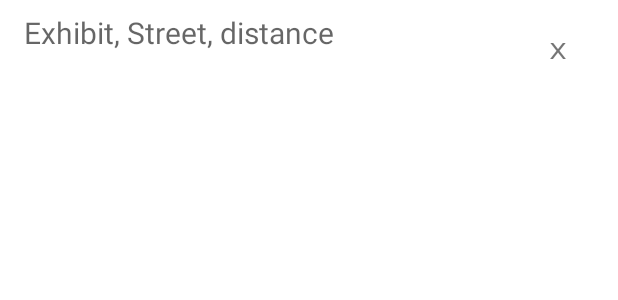
After one commit to CSE-110-Spring-2022/zooseeker-cse-110-team-48, an Android app: the layout planning_list_item.xml on its own in the app's theme, with its tools: preview values and no code run, on a phone screen of 412 x 824 dp. The commit adds this screen. Shown: the top 300 px of the screen. Run offline under Robolectric (Android 15) with nearby library versions, the phone set to English and light mode, and no system bars.

Commit message:
Planning List UI 1

```diff
--- a/app/src/main/AndroidManifest.xml
+++ b/app/src/main/AndroidManifest.xml
@@ -10,6 +10,9 @@
         android:supportsRtl="true"
         android:theme="@style/Theme.ZooSeeker">
         <activity
+            android:name=".PlanningListActivity"
+            android:exported="false" />
+        <activity
             android:name=".MainActivity"
             android:exported="true">
             <intent-filter>
--- /dev/null
+++ b/app/src/main/res/layout/planning_list_item.xml
@@ -0,0 +1,35 @@
+<?xml version="1.0" encoding="utf-8"?>
+<androidx.constraintlayout.widget.ConstraintLayout xmlns:android="http://schemas.android.com/apk/res/android"
+    xmlns:app="http://schemas.android.com/apk/res-auto"
+    xmlns:tools="http://schemas.android.com/tools"
+    android:layout_width="match_parent"
+    android:layout_height="64dp">
+
+    <TextView
+        android:id="@+id/list_item_text"
+        android:layout_width="0dp"
+        android:layout_height="48dp"
+        android:layout_marginStart="16dp"
+        android:hint="@string/planned_exhibit_text"
+        android:maxLines="1"
+        android:textSize="20sp"
+        app:layout_constraintBottom_toBottomOf="parent"
+        app:layout_constraintEnd_toStartOf="@+id/delete_button"
+        app:layout_constraintStart_toStartOf="parent"
+        app:layout_constraintTop_toTopOf="parent" />
+
+    <TextView
+        android:id="@+id/delete_button"
+        android:layout_width="48dp"
+        android:layout_height="48dp"
+        android:layout_marginEnd="16dp"
+        android:clickable="true"
+        android:fontFamily="monospace"
+        android:gravity="center"
+        android:text="@string/list_delete_x"
+        android:textSize="20sp"
+        app:layout_constraintBottom_toBottomOf="parent"
+        app:layout_constraintEnd_toEndOf="parent"
+        app:layout_constraintStart_toEndOf="@+id/list_item_text"
+        app:layout_constraintTop_toTopOf="parent" />
+</androidx.constraintlayout.widget.ConstraintLayout>
--- a/app/src/main/res/values/strings.xml
+++ b/app/src/main/res/values/strings.xml
@@ -1,3 +1,5 @@
 <resources>
     <string name="app_name">ZooSeeker</string>
+    <string name="planned_exhibit_text">Exhibit, Street, distance</string>
+    <string name="list_delete_x">x</string>
 </resources>
```
Also changed, not shown: app/src/main/java/com/example/zooseeker/PlanningListActivity.java (added, +23 -0 lines), app/src/main/res/layout/activity_planning_list.xml (added, +18 -0 lines).
